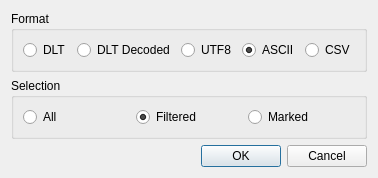
Above: src/exporterdialog.ui from COVESA/dlt-viewer before the change. Below: the same form after it.
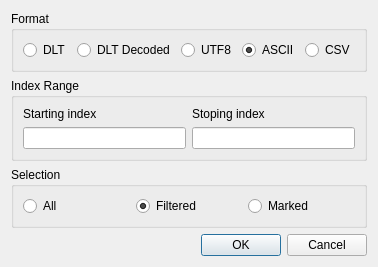
That is the form after the change.

Commit message:
Bugfix: access to deleted object when closing down viewer Feature: Add export of dedicated index range in GUI mode
<Signed-off-by: Gernot Wirschal <gernot.wirschal@bmw.de>

Patch:
```diff
--- a/src/exporterdialog.ui
+++ b/src/exporterdialog.ui
@@ -7,7 +7,7 @@
     <x>0</x>
     <y>0</y>
     <width>331</width>
-    <height>153</height>
+    <height>249</height>
    </rect>
   </property>
   <property name="windowTitle">
@@ -64,6 +64,35 @@
      </layout>
     </widget>
    </item>
+   <item>
+    <widget class="QGroupBox" name="groupBox_3">
+     <property name="title">
+      <string>Index Range</string>
+     </property>
+     <layout class="QGridLayout" name="gridLayout">
+      <item row="0" column="0">
+       <widget class="QLabel" name="label">
+        <property name="text">
+         <string>Starting index</string>
+        </property>
+       </widget>
+      </item>
+      <item row="1" column="0">
+       <widget class="QLineEdit" name="startindex"/>
+      </item>
+      <item row="1" column="1">
+       <widget class="QLineEdit" name="stopindex"/>
+      </item>
+      <item row="0" column="1">
+       <widget class="QLabel" name="label_2">
+        <property name="text">
+         <string>Stoping index</string>
+        </property>
+       </widget>
+      </item>
+     </layout>
+    </widget>
+   </item>
    <item>
     <widget class="QGroupBox" name="groupBox_2">
      <property name="title">
```
The commit also changes 5 other files.
